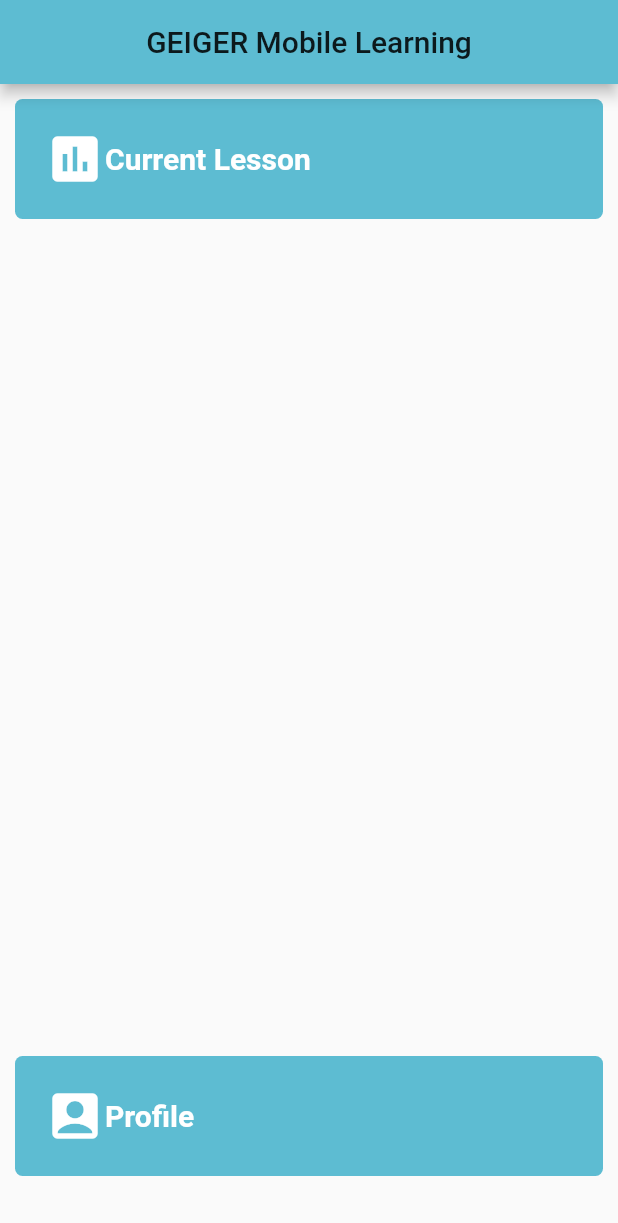
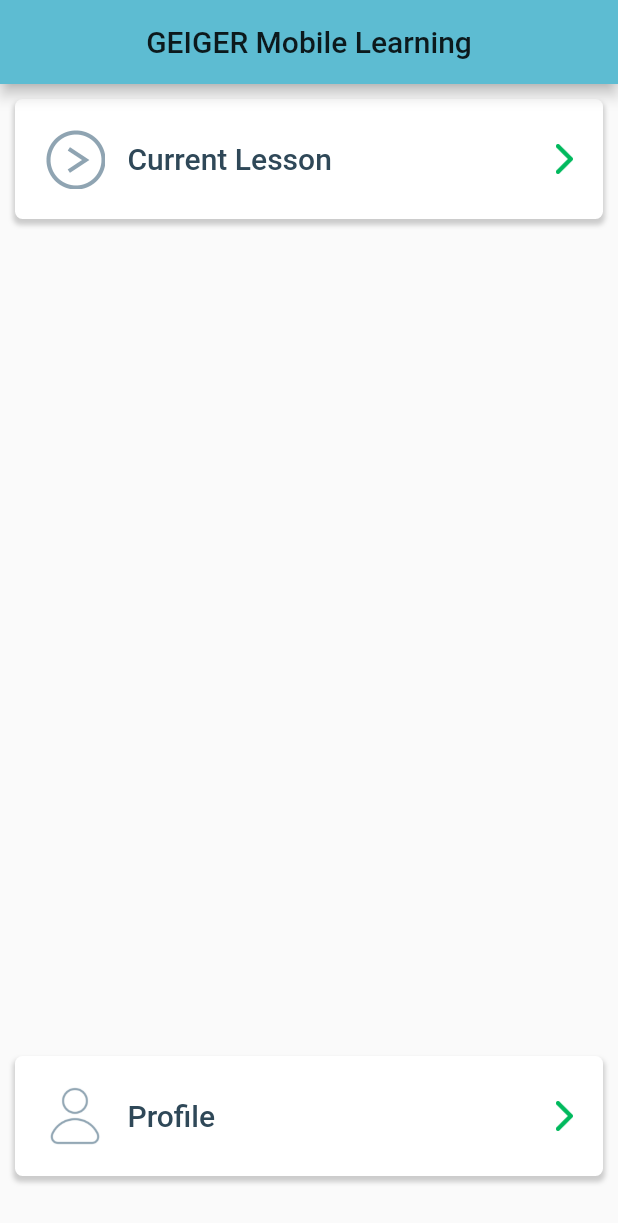
Before and after one commit to tl94/geiger_edu, a Flutter app: the screen it shows after launch, on a phone screen of 412 x 824 dp. Shown: the top 1223 px of the screen. Run offline on Flutter 3.47's test engine with Material 2 defaults, Android fonts, the phone set to English and light mode, and no system bars; missing offline and left inert: webview_flutter_plus; Roboto replaces fonts that are missing (Fontin).

Commit message:
redesigned the navigation buttons

```diff
--- a/lib/screens/home_screen.dart
+++ b/lib/screens/home_screen.dart
@@ -28,7 +28,7 @@ class HomeScreen extends StatelessWidget {
             //simple navigation
             Container(
               child: NavigationContainer(
-                icon: Icons.assessment,
+                imagePath: "assets/img/continue_lesson.png",
                 text: "Current Lesson",
                 passedRoute: LessonScreen.routeName,
               )
@@ -36,7 +36,7 @@ class HomeScreen extends StatelessWidget {
             Spacer(),
             Container(
                 child: NavigationContainer(
-                  icon: Icons.account_box_rounded,
+                  imagePath: "assets/img/profile/user_icon.png",
                   text: "Profile",
                   passedRoute: ProfileScreen.routeName,
                 )
--- a/lib/widgets/NavigationContainer.dart
+++ b/lib/widgets/NavigationContainer.dart
@@ -5,17 +5,16 @@ class NavigationContainer extends StatefulWidget{
   @override
   final String passedRoute;
   final String text;
-  final IconData icon;
+  final String imagePath;
 
-  NavigationContainer({required String this.passedRoute, required String this.text, required this.icon}) : super();
+  NavigationContainer({required String this.passedRoute, required String this.text, required this.imagePath}) : super();
 
   _NavigationContainerState createState() => _NavigationContainerState();
 }
 
 class _NavigationContainerState extends State<NavigationContainer>{
 
-  final bckColor = const Color(0xFF5dbcd2);
-  final txtColor = const Color(0xFFFFFFFF);
+  final txtColor = const Color(0xff2f4858);
 
   @override
   Widget build(BuildContext context){
@@ -30,20 +29,38 @@ class _NavigationContainerState extends State<NavigationContainer>{
         child:Container(
           padding: EdgeInsets.all(20.0),
           margin: EdgeInsets.all(10.0),
-          decoration: BoxDecoration(color: bckColor, borderRadius: BorderRadius.circular(5.0)),
+          decoration: BoxDecoration(
+              color: Colors.white,
+              borderRadius: BorderRadius.circular(5.0),
+              boxShadow: [
+                BoxShadow(
+                  color: Colors.grey.withOpacity(0.5),
+                  spreadRadius: 1,
+                  blurRadius: 2,
+                  offset: Offset(0, 3), // changes position of shadow
+                ),
+              ],
+          ),
+
           child: Row(
+              mainAxisAlignment: MainAxisAlignment.spaceBetween,
+              crossAxisAlignment: CrossAxisAlignment.center,
               children: <Widget>[
-                Icon(widget.icon, size: 40, color: txtColor),
+                Image.asset(widget.imagePath, height: 40, key: UniqueKey(), ),
+                SizedBox(width: 15),
                 Text(widget.text,
                   style:TextStyle(
                     fontSize:20.0,
-                    fontWeight:FontWeight.bold,
+                    fontWeight:FontWeight.w500,
                     color: txtColor,
                     fontFamily:"Fontin",
                   ),
                 ),
+          Expanded(child: SizedBox(width: 15),),
+          Image.asset("assets/img/arrow_right.png", height: 20, key: UniqueKey(), )
               ]
-          ),
+
+          )
         ),
       ),
     );
```
Also changed, not shown: assets/img/arrow_right.png (added), assets/img/continue_lesson.png (added), assets/img/my_comments.png (added), assets/img/select_lesson.png (added).
